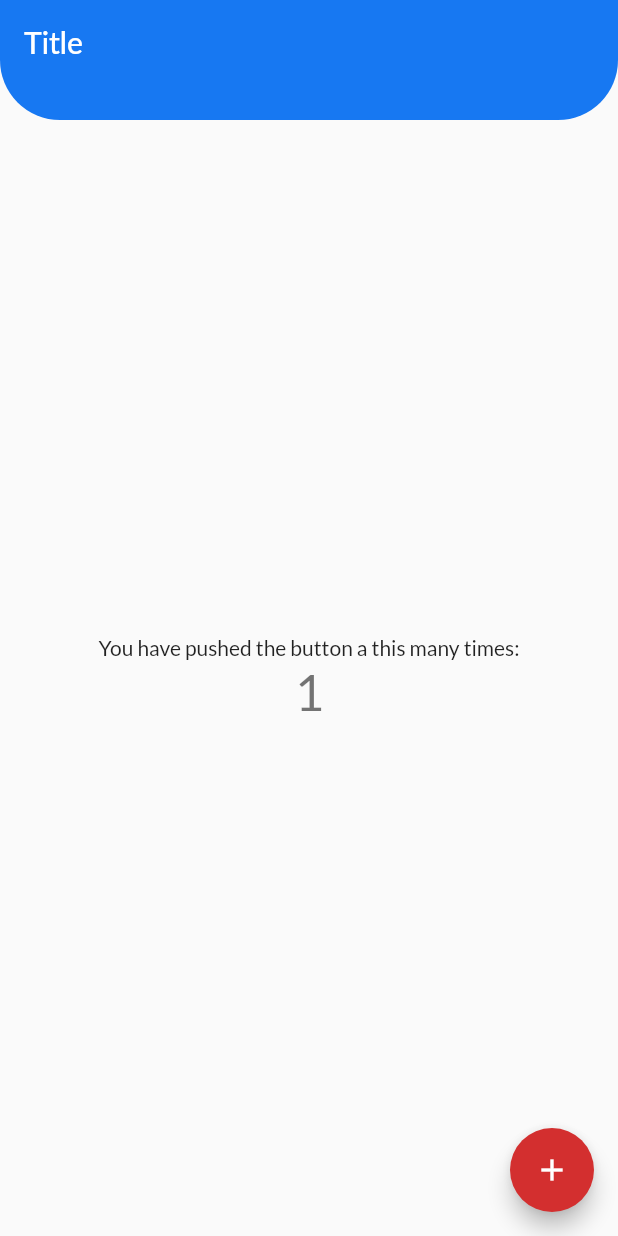
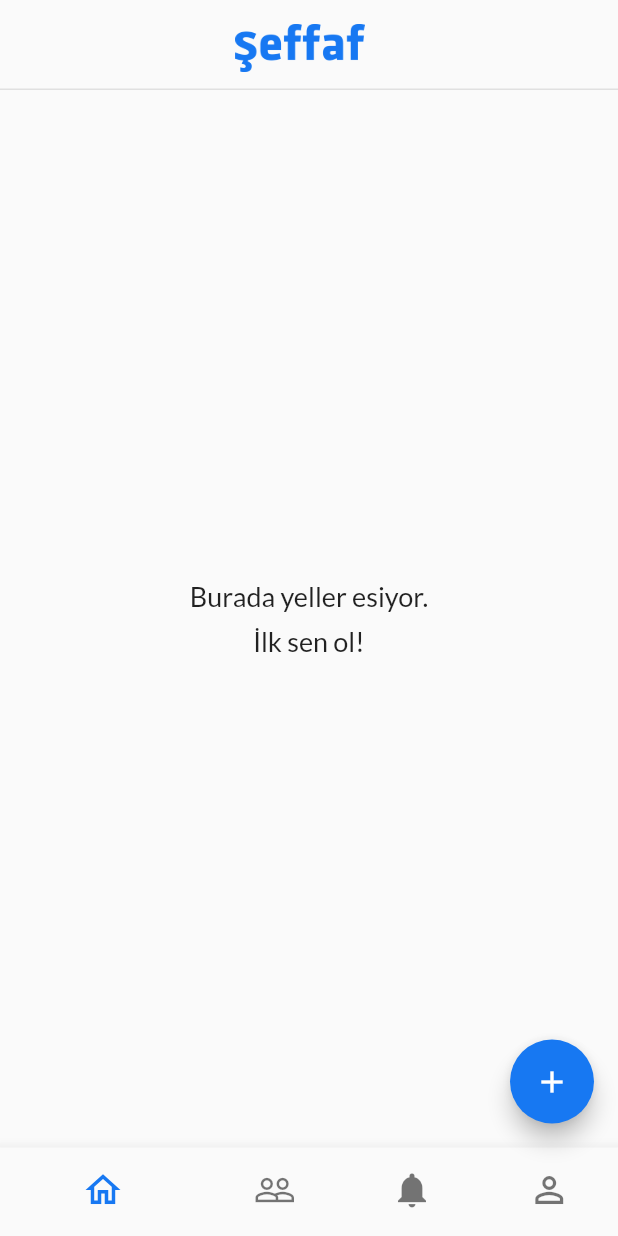
Before and after one commit to atarikcaliskan/seffaf-app, a Flutter app: the screen it shows after launch, after a tap on the "add" icon, on a phone screen of 412 x 824 dp. Run offline on Flutter 3.47's test engine with Material 2 defaults, Android fonts, the light colour scheme and no system bars.

Commit message:
Home Bottom Bar Implemented

```diff
--- a/lib/main.dart
+++ b/lib/main.dart
@@ -33,11 +33,11 @@ class MyHomePage extends StatefulWidget {
 }
 
 class _MyHomePageState extends State<MyHomePage> {
-  int _counter = 0;
+  int _selectedIndex = 0;
 
-  void _incrementCounter() {
+  void _onItemTapped(int index) {
     setState(() {
-      _counter++;
+      _selectedIndex = index;
     });
   }
 
@@ -45,19 +45,27 @@ class _MyHomePageState extends State<MyHomePage> {
   Widget build(BuildContext context) {
     return Scaffold(
       appBar: PreferredSize(
-        preferredSize: Size.fromHeight(80.0),
+        preferredSize: Size.fromHeight(60.0),
         child: AppBar(
-          title: Text(
-            'Title',
-            style: TextStyle(color: Colors.white),
-          ),
-          backgroundColor: primaryColor,
-          shadowColor: Colors.transparent,
-          shape: RoundedRectangleBorder(
-            borderRadius: BorderRadius.vertical(
-              bottom: Radius.circular(40),
+          leading: Padding(
+            padding: const EdgeInsets.fromLTRB(0, 16, 12, 8),
+            child: Container(
+              height: 10,
+              child: Image.asset(
+                "assets/images/logo-text.png",
+                width: 500,
+              ),
             ),
           ),
+          leadingWidth: 500,
+          bottom: PreferredSize(
+              child: Container(
+                color: Colors.grey.shade300,
+                height: 1.0,
+              ),
+              preferredSize: Size.fromHeight(-10)),
+          backgroundColor: Colors.transparent,
+          shadowColor: Colors.transparent,
         ),
       ),
       body: Center(
@@ -66,20 +74,64 @@ class _MyHomePageState extends State<MyHomePage> {
             mainAxisAlignment: MainAxisAlignment.center,
             children: <Widget>[
               Text(
-                'You have pushed the button a this many times:',
+                'Burada yeller esiyor.',
+                style: TextStyle(
+                  fontSize: 18,
+                ),
               ),
-              Text(
-                '$_counter',
-                style: Theme.of(context).textTheme.headline4,
+              Padding(
+                padding: EdgeInsets.only(top: 8),
+                child: Text(
+                  'İlk sen ol!',
+                  style: TextStyle(
+                    fontSize: 18,
+                  ),
+                ),
               ),
             ],
           ),
         ),
       ),
+      bottomNavigationBar: BottomNavigationBar(
+        unselectedIconTheme: IconThemeData(color: Colors.black54),
+        // showUnselectedLabels: true,
+        unselectedLabelStyle: TextStyle(
+          color: primaryColor,
+        ),
+        iconSize: 28,
+        selectedIconTheme: IconThemeData(color: primaryColor),
+        selectedItemColor: primaryColor,
+        showSelectedLabels: false,
+        currentIndex: _selectedIndex,
+        onTap: _onItemTapped,
+        items: const <BottomNavigationBarItem>[
+          BottomNavigationBarItem(
+            icon: Icon(Icons.home_outlined),
+            label: 'Home',
+            // backgroundColor: Colors.red,
+          ),
+          BottomNavigationBarItem(
+            icon: Icon(Icons.people_outline),
+            label: 'Business',
+
+            // backgroundColor: Colors.green,
+          ),
+          BottomNavigationBarItem(
+            icon: Icon(Icons.notifications),
+            label: 'School',
+            // backgroundColor: Colors.purple,
+          ),
+          BottomNavigationBarItem(
+            icon: Icon(Icons.person_outline),
+            label: 'Settings',
+            // backgroundColor: Colors.pink,
+          ),
+        ],
+      ),
       floatingActionButton: FloatingActionButton(
-        onPressed: _incrementCounter,
-        tooltip: 'Increment',
-        backgroundColor: Colors.red.shade700,
+        onPressed: () {},
+        tooltip: 'Geri bildirim ekle',
+        backgroundColor: primaryColor,
         child: Icon(Icons.add),
       ),
     );
```
Also changed, not shown: assets/images/logo-text.png (added).
